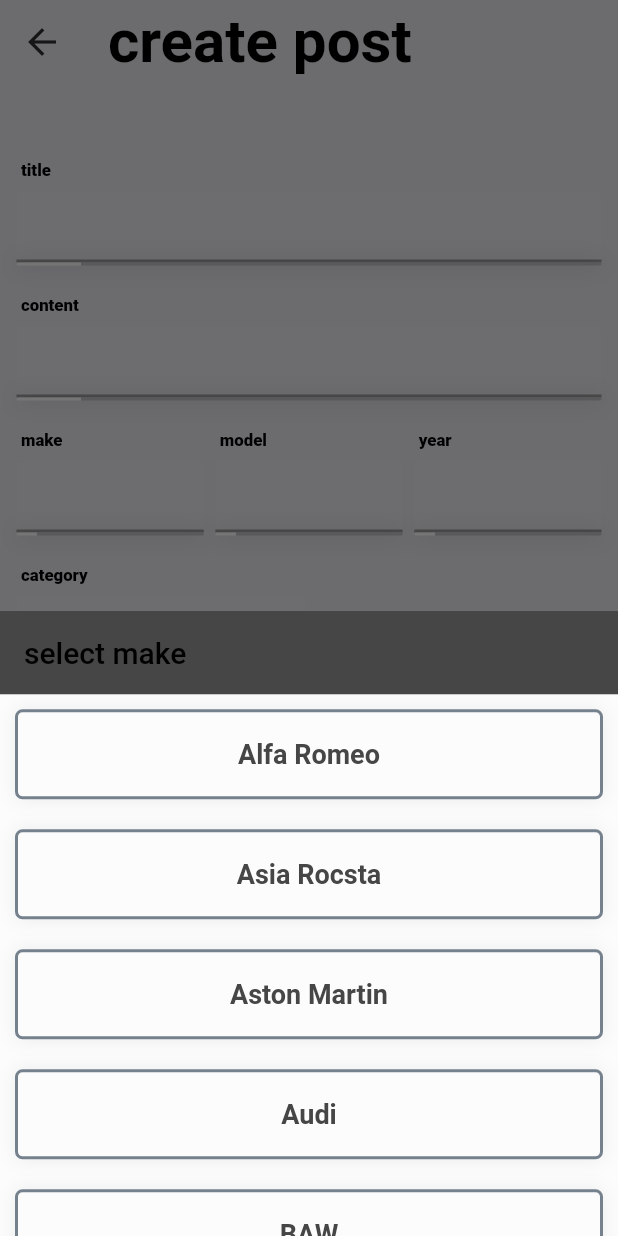
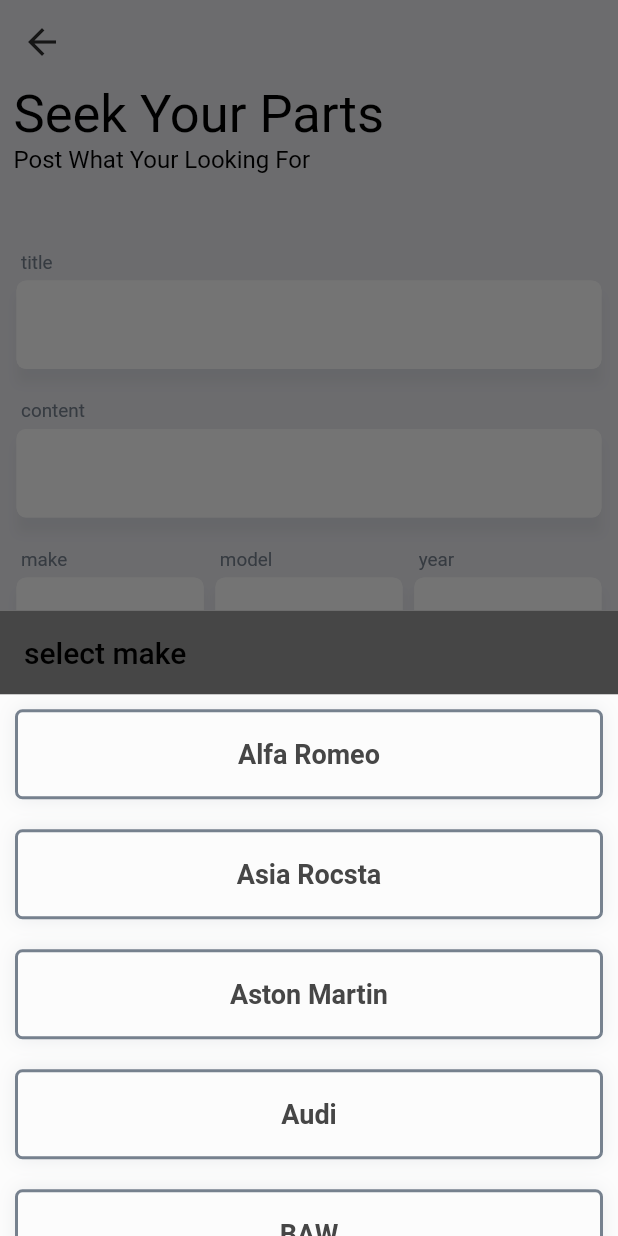
Before and after one commit to willroyMyles/wrg-flutter-app, a Flutter app: the CreatePost screen opened directly, after a tap on "make", on a phone screen of 412 x 824 dp. Run offline on Flutter 3.47's test engine with Material 2 defaults, Android fonts, the phone set to English and light mode, and no system bars; drawn by our look-alikes of progress_state_button; our stand-ins replace animate_do, csv, dio, fade_shimmer, firebase_auth, firebase_core and 11 more; missing offline and left inert: dart:ffi; accounts and stored records are empty; network calls fail.

Commit message:
Fixed up create page

```diff
--- a/lib/backend/extensions/textformfield.extension.dart
+++ b/lib/backend/extensions/textformfield.extension.dart
@@ -3,6 +3,7 @@
 import 'package:flutter/material.dart';
 import 'package:get/get.dart';
 import 'package:wrg2/backend/extensions/text.extension.dart';
+import 'package:wrg2/backend/services/service.constants.dart';
 import 'package:wrg2/backend/services/service.theme.dart';
 import 'package:wrg2/fontend/components/BottomLine.dart';
 import 'color.extension.dart';
@@ -11,18 +12,35 @@
   Widget input({String label = "", int minLines = 1}) {
     ServiceTheme ts = Get.find<ServiceTheme>();
     var bc = Colors.grey;
-    var lineHeight = 2.0;
+    var lineHeight = 0.0;
     var tff = this;
+
+    InputBorder border = OutlineInputBorder(
+        borderRadius: BorderRadius.circular(Constants.br),
+        borderSide: BorderSide(color: ts.white));
 
     return Container(
       child: Column(
         crossAxisAlignment: CrossAxisAlignment.start,
         children: [
           Padding(
-            padding: const EdgeInsets.only(left: 3, bottom: 7),
-            child: Text(label).hint(),
+            padding: const EdgeInsets.only(left: 3, bottom: 05),
+            child: Text(
+              label,
+              textScaleFactor: .9,
+              style: TextStyle(color: ts.grey),
             ),
-          TextFormField(
+          ),
+          Container(
+            decoration: BoxDecoration(
+              boxShadow: [
+                BoxShadow(
+                    blurRadius: 5,
+                    color: ts.grey.withOpacity(.1),
+                    offset: Offset(0, 10))
+              ],
+            ),
+            child: TextFormField(
               validator: this.validator,
               controller: this.controller,
               minLines: minLines,
@@ -31,7 +49,7 @@
                 color: Colors.black,
               ),
               decoration: InputDecoration(
-                // fillColor: ts.bg.value.lighter().withOpacity(.4),
+                  fillColor: ts.white,
                   filled: true,
                   // labelText: this.labelText,
                   focusedBorder: UnderlineInputBorder(
@@ -39,18 +57,11 @@
                     color: bc,
                     width: lineHeight,
                   )),
-                enabledBorder: UnderlineInputBorder(
-                    borderSide: BorderSide(
-                  color: bc,
-                  width: lineHeight,
-                )),
-                border: UnderlineInputBorder(
-                    borderSide: BorderSide(
-                  color: bc.withOpacity(.1),
-                  width: lineHeight,
-                ))),
+                  enabledBorder: border,
+                  border: border),
             ),
-          BottomLine()
+          ),
+          // BottomLine()
         ],
       ),
     );
--- a/lib/fontend/components/BottomLine.dart
+++ b/lib/fontend/components/BottomLine.dart
@@ -7,7 +7,7 @@
 class BottomLine extends StatelessWidget {
   const BottomLine({
     Key key,
-    this.height = 2,
+    this.height = 10,
   }) : super(key: key);
 
   final double height;
@@ -17,10 +17,10 @@
     return Container(
       height: height,
       decoration: BoxDecoration(
-          boxShadow: [
-            BoxShadow(blurRadius: 10, color: Colors.black.withOpacity(.3))
-          ],
-          borderRadius: BorderRadius.circular(10),
+          // boxShadow: [
+          //   BoxShadow(blurRadius: 10, color: Colors.black.withOpacity(0))
+          // ],
+          // borderRadius: BorderRadius.circular(10),
           gradient: LinearGradient(
               begin: Alignment.centerLeft,
               end: Alignment.centerRight,
--- a/lib/fontend/pages/create/view.create.dart
+++ b/lib/fontend/pages/create/view.create.dart
@@ -16,10 +16,6 @@
   Widget build(BuildContext context) {
     return Scaffold(
         appBar: AppBar(
-          title: Container(
-              alignment: Alignment.centerLeft,
-              child: Text("create post").huge()),
-          centerTitle: true,
           backgroundColor: Colors.transparent,
           flexibleSpace: FlexibleSpaceBar(),
           elevation: 0,
@@ -31,6 +27,22 @@
               key: cps.formKey,
               child: Column(
                 children: [
+                  Container(
+                    padding: EdgeInsets.only(left: 9),
+                    alignment: Alignment.centerLeft,
+                    child: Text(
+                      "Seek your parts".capitalize,
+                      style: TextStyle(fontSize: 35),
+                    ),
+                  ),
+                  Container(
+                    padding: EdgeInsets.only(left: 9),
+                    alignment: Alignment.centerLeft,
+                    child: Text(
+                      "post what your looking for".capitalize,
+                      style: TextStyle(fontSize: 16),
+                    ),
+                  ),
                   Container(
                     padding: EdgeInsets.all(9),
                     margin: EdgeInsets.all(2),
```
Also changed, not shown: lib/fontend/components/item.message.dart (+28 -10 lines). Lines whose indentation alone changed are shown as unchanged.
